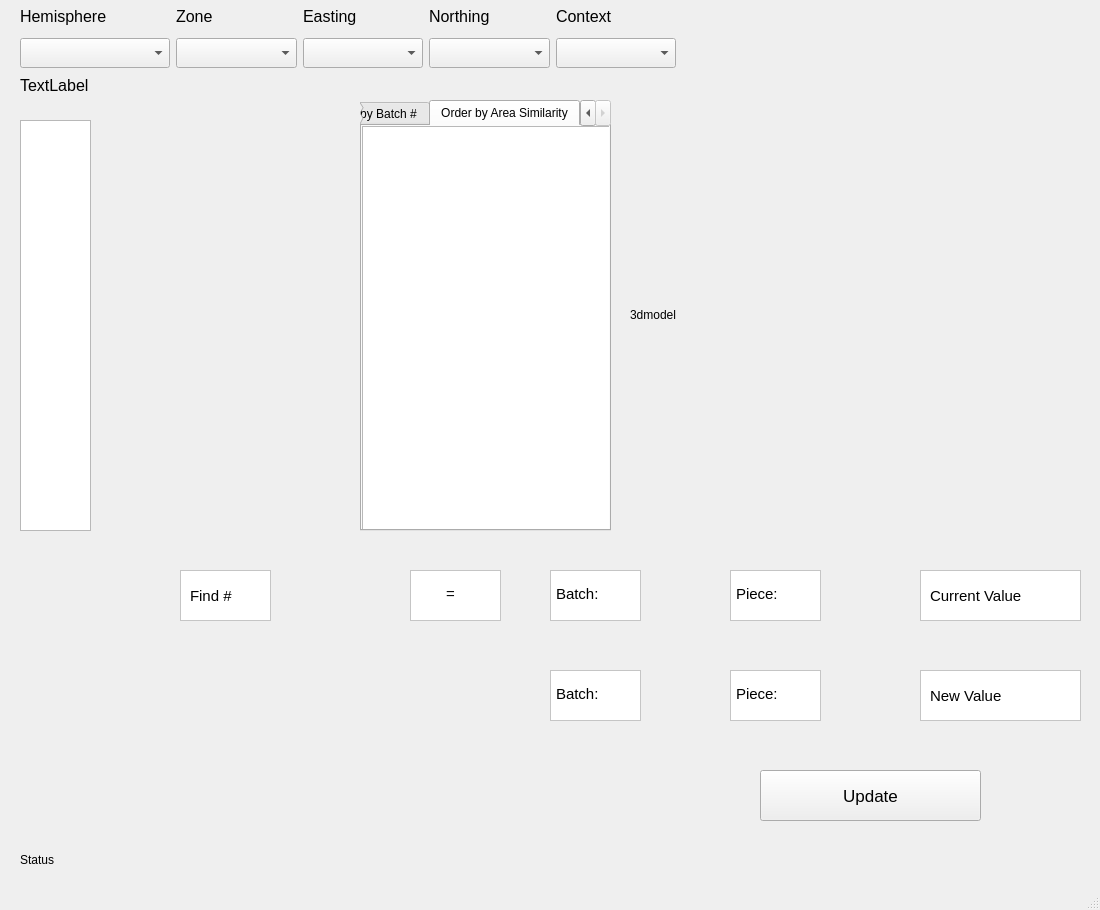
Old version of the form qtcreator/MainWindow.ui in the repository ggetzie/APSAP.
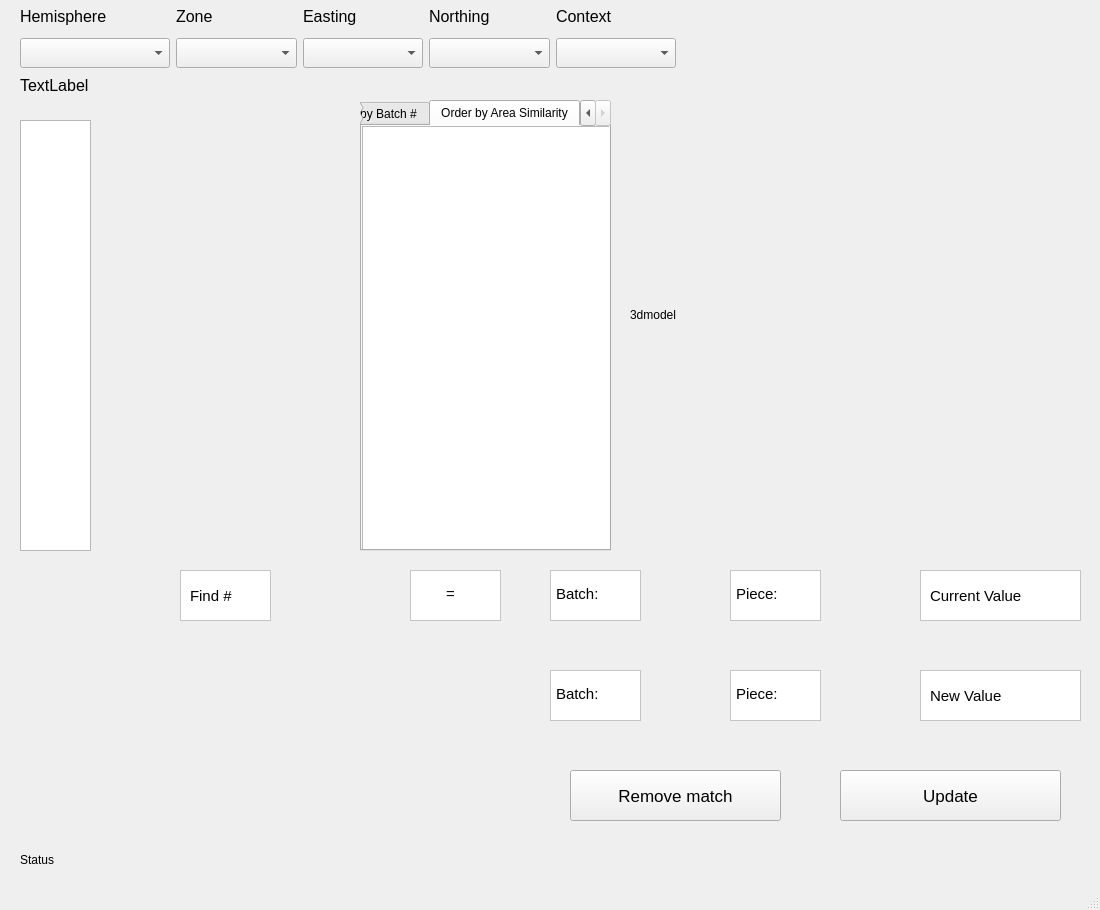
New version of the form. Icons and pictures are not drawn.

```diff
--- a/qtcreator/MainWindow.ui
+++ b/qtcreator/MainWindow.ui
@@ -279,7 +279,7 @@
       <x>20</x>
       <y>120</y>
       <width>71</width>
-      <height>411</height>
+      <height>431</height>
      </rect>
     </property>
     <property name="sizeIncrement">
@@ -351,7 +351,7 @@
       <x>100</x>
       <y>120</y>
       <width>258</width>
-      <height>411</height>
+      <height>431</height>
      </rect>
     </property>
     <layout class="QVBoxLayout" name="findPhotosLayout">
@@ -804,7 +804,7 @@
    <widget class="QPushButton" name="update_button">
     <property name="geometry">
      <rect>
-      <x>760</x>
+      <x>840</x>
       <y>770</y>
       <width>221</width>
       <height>51</height>
@@ -825,7 +825,7 @@
       <x>360</x>
       <y>100</y>
       <width>251</width>
-      <height>431</height>
+      <height>451</height>
      </rect>
     </property>
     <property name="currentIndex">
@@ -856,12 +856,30 @@
         <x>0</x>
         <y>0</y>
         <width>251</width>
-        <height>431</height>
+        <height>441</height>
        </rect>
       </property>
      </widget>
     </widget>
    </widget>
+   <widget class="QPushButton" name="remove_button">
+    <property name="geometry">
+     <rect>
+      <x>570</x>
+      <y>770</y>
+      <width>211</width>
+      <height>51</height>
+     </rect>
+    </property>
+    <property name="font">
+     <font>
+      <pointsize>13</pointsize>
+     </font>
+    </property>
+    <property name="text">
+     <string>Remove match</string>
+    </property>
+   </widget>
    <zorder>tabWidget</zorder>
    <zorder>frame</zorder>
    <zorder>layoutWidget</zorder>
```
Left out of the diff: 1 changed line with no effect on the pictures.
